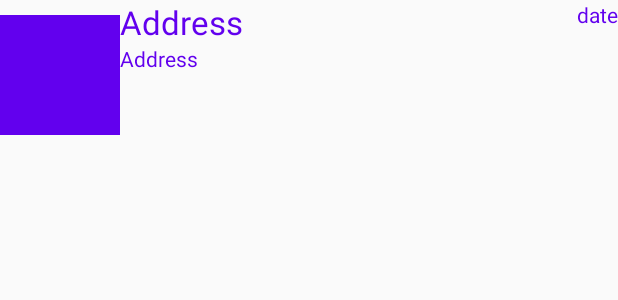
After one commit to raphau90/licho, an Android app: the layout threads_list_row.xml on its own in the app's theme, with its tools: preview values and no code run, on a phone screen of 412 x 824 dp. The commit adds this screen. Shown: the top 300 px of the screen. Run offline under Robolectric (Android 15) with nearby library versions, the phone set to English and light mode, and no system bars.

Commit message:
Add simple list of threads
This commit adds bare minimum implementation of threads_list_row.xml
layout and simple implementation to ThreadsListRecyclerAdapter to
present the threads.

```diff
--- /dev/null
+++ b/app/src/main/res/layout/threads_list_row.xml
@@ -0,0 +1,45 @@
+<?xml version="1.0" encoding="utf-8"?>
+<LinearLayout xmlns:android="http://schemas.android.com/apk/res/android"
+    android:layout_width="match_parent"
+    android:layout_height="100dp"
+    android:orientation="horizontal">
+
+    <ImageView
+        android:id="@+id/avatar"
+        android:layout_width="80dp"
+        android:layout_height="80dp"
+        android:layout_gravity="center_vertical"
+        android:background="@color/colorPrimary"/>
+
+    <LinearLayout
+        android:layout_width="0dp"
+        android:layout_height="match_parent"
+        android:layout_weight="1"
+        android:orientation="vertical">
+        <TextView
+            android:id="@+id/address"
+            android:layout_width="wrap_content"
+            android:layout_height="wrap_content"
+            android:textAppearance="@style/TextAppearance.AppCompat.Large"
+            android:textColor="@color/colorPrimary"
+            android:text="Address"/>
+
+        <TextView
+            android:id="@+id/content"
+            android:layout_width="wrap_content"
+            android:layout_height="wrap_content"
+            android:textAppearance="@style/TextAppearance.AppCompat.Small"
+            android:textColor="@color/colorPrimary"
+            android:text="Address"/>
+    </LinearLayout>
+
+
+    <TextView
+        android:id="@+id/date"
+        android:layout_width="wrap_content"
+        android:layout_height="wrap_content"
+        android:textAppearance="@style/TextAppearance.AppCompat.Small"
+        android:textColor="@color/colorPrimary"
+        android:text="date"/>
+
+</LinearLayout>
```
Also changed, not shown: app/src/main/java/com/raphau/licho/ThreadsListFragment.kt (+27 -9 lines).
